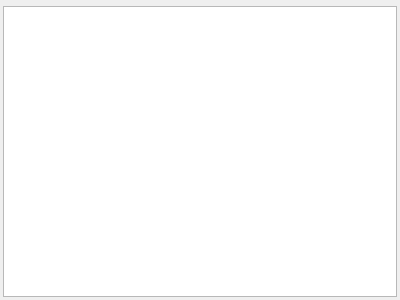
Before: the Qt Designer form quickevent/app/plugins/qml/Classes/src/editcoursecodeswidget.ui in Quick-Event/quickbox, drawn with Qt 5.
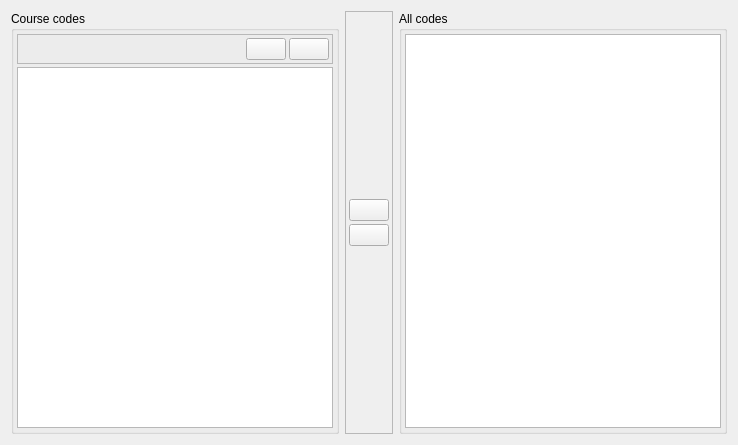
After: the same form once the commit is applied. Icons and pictures are not drawn. Custom widgets are drawn as their Qt base class.

Commit message: quickevent: course codes editor

```diff
--- a/quickevent/app/plugins/qml/Classes/src/editcoursecodeswidget.ui
+++ b/quickevent/app/plugins/qml/Classes/src/editcoursecodeswidget.ui
@@ -6,50 +6,220 @@
    <rect>
     <x>0</x>
     <y>0</y>
-    <width>400</width>
-    <height>300</height>
+    <width>738</width>
+    <height>445</height>
    </rect>
   </property>
   <property name="windowTitle">
    <string>Form</string>
   </property>
-  <layout class="QVBoxLayout" name="verticalLayout">
-   <property name="spacing">
-    <number>3</number>
-   </property>
-   <property name="leftMargin">
-    <number>3</number>
-   </property>
-   <property name="topMargin">
-    <number>3</number>
-   </property>
-   <property name="rightMargin">
-    <number>3</number>
-   </property>
-   <property name="bottomMargin">
-    <number>3</number>
-   </property>
+  <layout class="QHBoxLayout" name="horizontalLayout">
    <item>
-    <widget class="qf::qmlwidgets::TableViewToolBar" name="tblCourseCodesTB" native="true"/>
+    <widget class="QGroupBox" name="groupBox">
+     <property name="title">
+      <string>Course codes</string>
+     </property>
+     <layout class="QVBoxLayout" name="verticalLayout">
+      <property name="spacing">
+       <number>3</number>
+      </property>
+      <property name="leftMargin">
+       <number>3</number>
+      </property>
+      <property name="topMargin">
+       <number>3</number>
+      </property>
+      <property name="rightMargin">
+       <number>3</number>
+      </property>
+      <property name="bottomMargin">
+       <number>3</number>
+      </property>
+      <item>
+       <widget class="QFrame" name="frame_2">
+        <property name="frameShape">
+         <enum>QFrame::StyledPanel</enum>
+        </property>
+        <property name="frameShadow">
+         <enum>QFrame::Raised</enum>
+        </property>
+        <layout class="QHBoxLayout" name="horizontalLayout_2">
+         <property name="spacing">
+          <number>3</number>
+         </property>
+         <property name="leftMargin">
+          <number>3</number>
+         </property>
+         <property name="topMargin">
+          <number>3</number>
+         </property>
+         <property name="rightMargin">
+          <number>3</number>
+         </property>
+         <property name="bottomMargin">
+          <number>3</number>
+         </property>
+         <item>
+          <spacer name="horizontalSpacer">
+           <property name="orientation">
+            <enum>Qt::Horizontal</enum>
+           </property>
+           <property name="sizeHint" stdset="0">
+            <size>
+             <width>40</width>
+             <height>20</height>
+            </size>
+           </property>
+          </spacer>
+         </item>
+         <item>
+          <widget class="QPushButton" name="btCodesUp">
+           <property name="toolTip">
+            <string>Move selected codes up</string>
+           </property>
+           <property name="icon">
+            <iconset resource="../../../../../../libqf/libqfqmlwidgets/images/images.qrc">
+             <normaloff>:/qf/qmlwidgets/images/up.svg</normaloff>:/qf/qmlwidgets/images/up.svg</iconset>
+           </property>
+          </widget>
+         </item>
+         <item>
+          <widget class="QPushButton" name="btCodesDown">
+           <property name="toolTip">
+            <string>Move selected codes down</string>
+           </property>
+           <property name="icon">
+            <iconset resource="../../../../../../libqf/libqfqmlwidgets/images/images.qrc">
+             <normaloff>:/qf/qmlwidgets/images/down.svg</normaloff>:/qf/qmlwidgets/images/down.svg</iconset>
+           </property>
+          </widget>
+         </item>
+        </layout>
+       </widget>
+      </item>
+      <item>
+       <widget class="QTableView" name="tblCourseCodes">
+        <property name="editTriggers">
+         <set>QAbstractItemView::NoEditTriggers</set>
+        </property>
+       </widget>
+      </item>
+     </layout>
+    </widget>
    </item>
    <item>
-    <widget class="qf::qmlwidgets::TableView" name="tblCourseCodes"/>
+    <widget class="QFrame" name="frame">
+     <property name="frameShape">
+      <enum>QFrame::StyledPanel</enum>
+     </property>
+     <property name="frameShadow">
+      <enum>QFrame::Raised</enum>
+     </property>
+     <layout class="QVBoxLayout" name="verticalLayout_3">
+      <property name="spacing">
+       <number>3</number>
+      </property>
+      <property name="leftMargin">
+       <number>3</number>
+      </property>
+      <property name="topMargin">
+       <number>3</number>
+      </property>
+      <property name="rightMargin">
+       <number>3</number>
+      </property>
+      <property name="bottomMargin">
+       <number>3</number>
+      </property>
+      <item>
+       <spacer name="verticalSpacer">
+        <property name="orientation">
+         <enum>Qt::Vertical</enum>
+        </property>
+        <property name="sizeHint" stdset="0">
+         <size>
+          <width>20</width>
+          <height>40</height>
+         </size>
+        </property>
+       </spacer>
+      </item>
+      <item>
+       <widget class="QPushButton" name="btAddCodes">
+        <property name="toolTip">
+         <string>Add selected codes</string>
+        </property>
+        <property name="icon">
+         <iconset resource="../../../../../../libqf/libqfqmlwidgets/images/images.qrc">
+          <normaloff>:/qf/qmlwidgets/images/left.svg</normaloff>:/qf/qmlwidgets/images/left.svg</iconset>
+        </property>
+       </widget>
+      </item>
+      <item>
+       <widget class="QPushButton" name="btRemoveCodes">
+        <property name="toolTip">
+         <string>Remove selected codes</string>
+        </property>
+        <property name="icon">
+         <iconset resource="../../../../../../libqf/libqfqmlwidgets/images/images.qrc">
+          <normaloff>:/qf/qmlwidgets/images/right.svg</normaloff>:/qf/qmlwidgets/images/right.svg</iconset>
+        </property>
+       </widget>
+      </item>
+      <item>
+       <spacer name="verticalSpacer_2">
+        <property name="orientation">
+         <enum>Qt::Vertical</enum>
+        </property>
+        <property name="sizeHint" stdset="0">
+         <size>
+          <width>20</width>
+          <height>40</height>
+         </size>
+        </property>
+       </spacer>
+      </item>
+     </layout>
+    </widget>
+   </item>
+   <item>
+    <widget class="QGroupBox" name="groupBox_2">
+     <property name="title">
+      <string>All codes</string>
+     </property>
+     <layout class="QVBoxLayout" name="verticalLayout_2">
+      <property name="spacing">
+       <number>3</number>
+      </property>
+      <property name="leftMargin">
+       <number>3</number>
+      </property>
+      <property name="topMargin">
+       <number>3</number>
+      </property>
+      <property name="rightMargin">
+       <number>3</number>
+      </property>
+      <property name="bottomMargin">
+       <number>3</number>
+      </property>
+      <item>
+       <widget class="QTableView" name="tblAllCodes">
+        <property name="editTriggers">
+         <set>QAbstractItemView::NoEditTriggers</set>
+        </property>
+        <property name="sortingEnabled">
+         <bool>true</bool>
+        </property>
+       </widget>
+      </item>
+     </layout>
+    </widget>
    </item>
   </layout>
  </widget>
- <customwidgets>
-  <customwidget>
-   <class>qf::qmlwidgets::TableViewToolBar</class>
-   <extends>QWidget</extends>
-   <header location="global">qf/qmlwidgets/tableviewtoolbar.h</header>
-   <container>1</container>
-  </customwidget>
-  <customwidget>
-   <class>qf::qmlwidgets::TableView</class>
-   <extends>QTableView</extends>
-   <header location="global">qf/qmlwidgets/tableview.h</header>
-  </customwidget>
- </customwidgets>
- <resources/>
+ <resources>
+  <include location="../../../../../../libqf/libqfqmlwidgets/images/images.qrc"/>
+ </resources>
  <connections/>
 </ui>
```
The commit also changes 10 other files.
